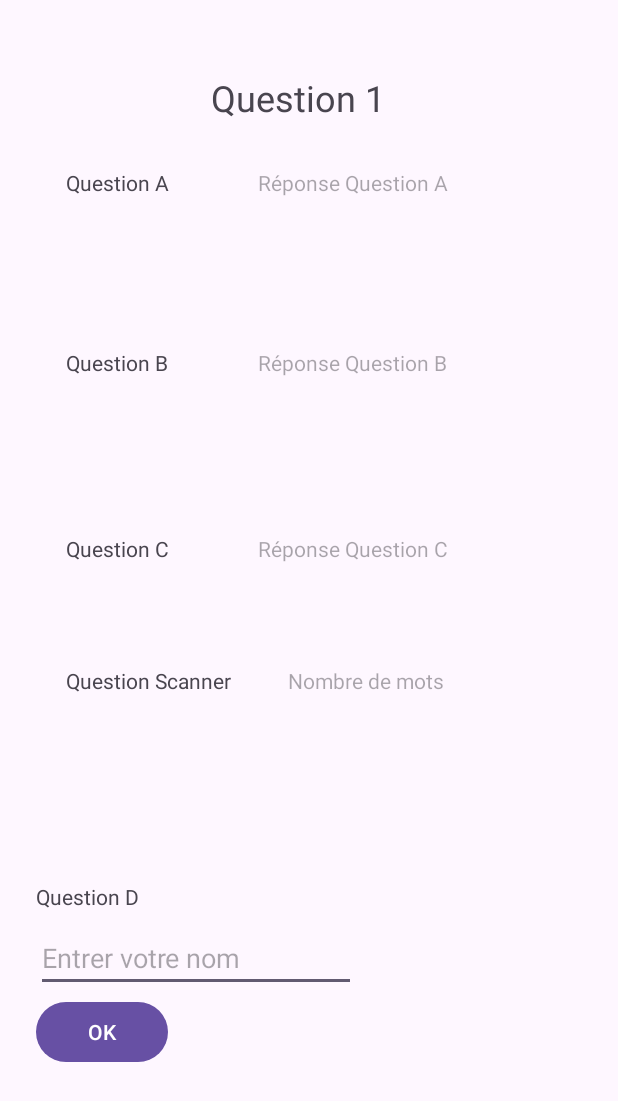
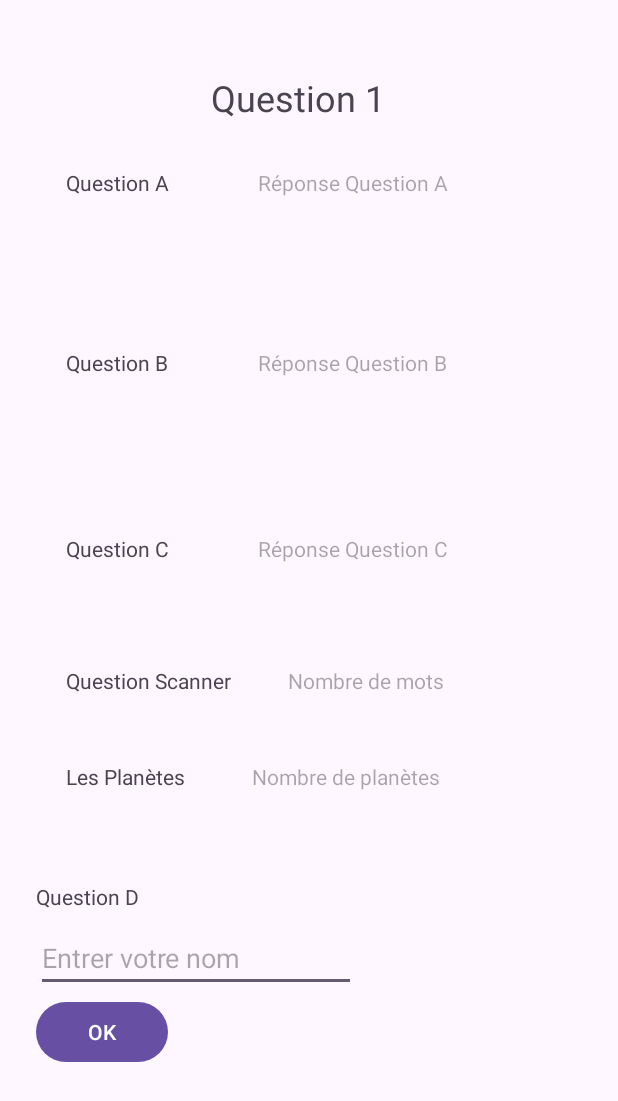
Before and after one commit to jetcouper/C54A25, an Android app: the layout activity_main.xml on its own in the app's theme, with its tools: preview values and no code run, on a phone screen of 412 x 824 dp. Shown: the top 1101 px of the screen. Run offline under Robolectric (Android 15) with nearby library versions, the phone set to English and light mode, and no system bars; network calls fail.

Commit message:
Dimanche 07-09-2025

```diff
--- /dev/null
+++ b/Annexe1B/app/src/main/java/com/example/annexe1b/Planete.kt
@@ -0,0 +1,3 @@
+package com.example.annexe1b
+
+class Planete (val nom:String, val satellite:Int)
--- a/Annexe1B/app/src/main/res/layout/activity_main.xml
+++ b/Annexe1B/app/src/main/res/layout/activity_main.xml
@@ -131,4 +131,24 @@
         android:hint="Nombre de mots"
         app:layout_constraintStart_toStartOf="parent"
         app:layout_constraintTop_toTopOf="parent" />
+
+    <TextView
+        android:id="@+id/textView6"
+        android:layout_width="wrap_content"
+        android:layout_height="wrap_content"
+        android:layout_marginStart="44dp"
+        android:layout_marginTop="508dp"
+        android:text="Les Planètes"
+        app:layout_constraintStart_toStartOf="parent"
+        app:layout_constraintTop_toTopOf="parent" />
+
+    <TextView
+        android:id="@+id/txtPlanete"
+        android:layout_width="wrap_content"
+        android:layout_height="wrap_content"
+        android:layout_marginStart="168dp"
+        android:layout_marginTop="508dp"
+        android:hint="Nombre de planètes"
+        app:layout_constraintStart_toStartOf="parent"
+        app:layout_constraintTop_toTopOf="parent" />
 </androidx.constraintlayout.widget.ConstraintLayout>
```
Also changed, not shown: Annexe1B/app/src/main/java/com/example/annexe1b/MainActivity.kt (+56 -0 lines), Annexe1B/app/src/main/res/texte2.txt (added, +8 -0 lines).
